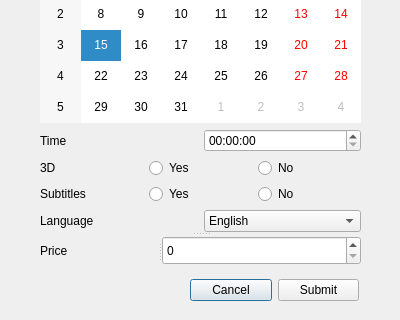
Old version of the form Mainwindow/add_show/addshowdialog.ui in the repository Drakenhielm/Biobokningssystem; both pictures show x 0 to 400 and y 216 to 536 of the 400 by 536 pixel window.
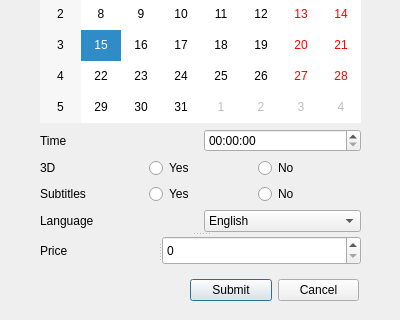
New version of the form.

Diff of the .ui file:
```diff
--- a/Mainwindow/add_show/addshowdialog.ui
+++ b/Mainwindow/add_show/addshowdialog.ui
@@ -23,13 +23,6 @@
     </rect>
    </property>
    <layout class="QHBoxLayout" name="horizontalLayout_7">
-    <item>
-     <widget class="QPushButton" name="cancelShowButton">
-      <property name="text">
-       <string>Cancel</string>
-      </property>
-     </widget>
-    </item>
     <item>
      <widget class="QPushButton" name="addShowButton">
       <property name="text">
@@ -37,6 +30,13 @@
       </property>
      </widget>
     </item>
+    <item>
+     <widget class="QPushButton" name="cancelShowButton">
+      <property name="text">
+       <string>Cancel</string>
+      </property>
+     </widget>
+    </item>
    </layout>
   </widget>
   <widget class="QSplitter" name="splitter_2">
```
Left out of the diff: 2 changed lines with no effect on the pictures.
